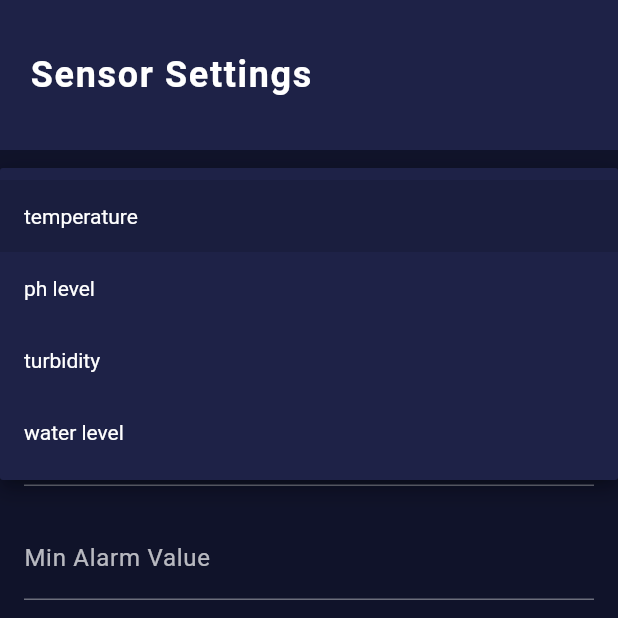
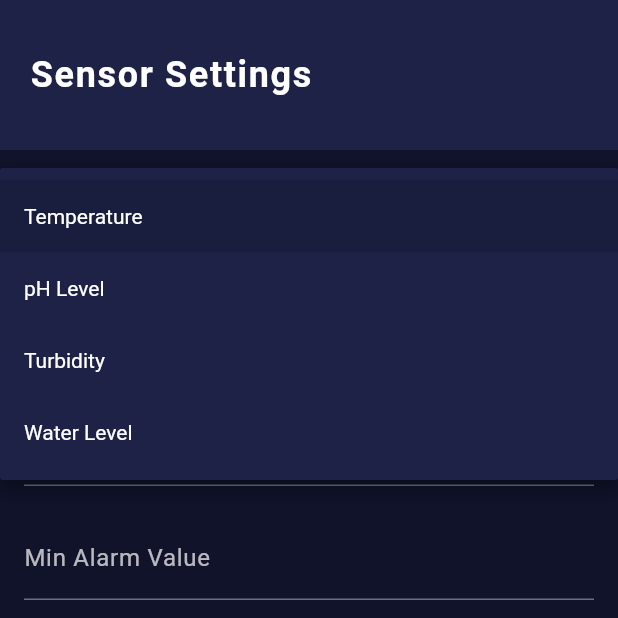
Before and after one commit to sudheera2003/water_quality_1, a Flutter app: the screen it shows after launch, item 3 of the bottom bar chosen, after a tap on "Select Sensor", on a phone screen of 412 x 824 dp, the top half of it. Run offline on Flutter 3.47's test engine with Material 3 defaults, Android fonts, the phone set to English and light mode, and no system bars; our stand-ins replace cloud_firestore, firebase_core, syncfusion_flutter_charts, syncfusion_flutter_gauges; accounts and stored records are empty.

Commit message:
dashboard and sensor details update

```diff
--- a/lib/dashboard_page.dart
+++ b/lib/dashboard_page.dart
@@ -1,7 +1,5 @@
-import 'package:firebase_core/firebase_core.dart';
+import 'package:cloud_firestore/cloud_firestore.dart';
 import 'package:flutter/material.dart';
-import 'package:firebase_database/firebase_database.dart';
-import 'package:cloud_firestore/cloud_firestore.dart';
 import 'sensor_detail_page.dart';
 
 class DashboardPage extends StatefulWidget {
@@ -12,7 +10,6 @@ class DashboardPage extends StatefulWidget {
 }
 
 class _DashboardPageState extends State<DashboardPage> {
-  late DatabaseReference _databaseRef;
   final FirebaseFirestore _firestore = FirebaseFirestore.instance;
 
   double _temperature = 0.0;
@@ -21,10 +18,10 @@ class _DashboardPageState extends State<DashboardPage> {
   double _waterLevel = 0.0;
 
   Map<String, Map<String, double>> sensorLimits = {
-    'temperature': {'min': 0, 'max': 50},
-    'ph level': {'min': 0, 'max': 14},
-    'turbidity': {'min': 0, 'max': 100},
-    'water level': {'min': 0, 'max': 200},
+    'temperature': {'min': 0, 'max': 50, 'minAlarm': 0, 'maxAlarm': 50},
+    'ph_level': {'min': 0, 'max': 14, 'minAlarm': 0, 'maxAlarm': 14},
+    'turbidity': {'min': 0, 'max': 100, 'minAlarm': 0, 'maxAlarm': 100},
+    'water_level': {'min': 0, 'max': 200, 'minAlarm': 0, 'maxAlarm': 200},
   };
 
   bool _limitsLoaded = false;
@@ -32,56 +29,58 @@ class _DashboardPageState extends State<DashboardPage> {
   @override
   void initState() {
     super.initState();
-    final app = Firebase.app('myCustomApp');
-    _databaseRef = FirebaseDatabase.instanceFor(app: app).ref();
-
     _fetchSensorLimits().then((_) {
       setState(() {
         _limitsLoaded = true;
       });
     });
-
     _setupRealtimeListener();
   }
 
   Future<void> _fetchSensorLimits() async {
-    final sensors = ['temperature', 'ph level', 'turbidity', 'water level'];
+    try {
+      final sensors = ['temperature', 'ph_level', 'turbidity', 'water_level'];
       for (var sensor in sensors) {
-      final doc = await _firestore.collection('sensorSettings').doc(sensor).get();
+        final doc =
+            await _firestore.collection('sensorSettings').doc(sensor).get();
         if (doc.exists) {
+          print('Fetched $sensor: ${doc.data()}'); // Debug print
           final data = doc.data();
           if (data != null) {
             sensorLimits[sensor] = {
-            'min': (data['min'] ?? 0).toDouble(),
-            'max': (data['max'] ?? 100).toDouble(),
+              'min': (data['min'] as num?)?.toDouble() ?? 0.0,
+              'max': (data['max'] as num?)?.toDouble() ?? 100.0,
+              'minAlarm': (data['minAlarm'] as num?)?.toDouble() ?? 0.0,
+              'maxAlarm': (data['maxAlarm'] as num?)?.toDouble() ?? 100.0,
             };
           }
+        } else {
+          print('Document $sensor does not exist'); // Debug print
         }
+      }
+    } catch (e) {
+      print('Error fetching sensor limits: $e'); // Debug print
     }
   }
 
   void _setupRealtimeListener() {
-    _databaseRef.onValue.listen((DatabaseEvent event) {
-      final data = event.snapshot.value;
-
-      if (data != null && mounted) {
-        Map<dynamic, dynamic> sensorData;
-        if (data is Map) {
-          sensorData = data;
-        } else {
-          debugPrint('Unexpected data format: ${data.runtimeType}');
-          return;
-        }
-
+    _firestore
+        .collection('sensorReadings')
+        .doc('latest')
+        .snapshots()
+        .listen((snapshot) {
+      if (snapshot.exists && mounted) {
+        final data = snapshot.data();
+        if (data != null) {
           setState(() {
-          _temperature = (sensorData['temperature'] ?? 0.0).toDouble();
-          _ph = (sensorData['ph level'] ?? 0.0).toDouble();
-          _turbidity = (sensorData['turbidity'] ?? 0.0).toDouble();
-          _waterLevel = (sensorData['water level'] ?? 0.0).toDouble();
+            // Using the actual field names from your Firestore
+            _temperature = (data['temp'] as num?)?.toDouble() ?? 0.0;
+            _ph = (data['ph'] as num?)?.toDouble() ?? 0.0;
+            _turbidity = (data['turbidity'] as num?)?.toDouble() ?? 0.0;
+            _waterLevel = (data['water_level'] as num?)?.toDouble() ?? 0.0;
           });
         }
-    }, onError: (error) {
-      debugPrint('Error reading data: $error');
+      }
     });
   }
 
@@ -115,9 +114,11 @@ class _DashboardPageState extends State<DashboardPage> {
                       ),
                     ),
                     TextSpan(
-                      text: 'Good',
+                      text: _getOverallStatus(),
                       style: TextStyle(
-                        color: Colors.greenAccent,
+                        color: _getOverallStatus() == 'Good'
+                            ? Colors.greenAccent
+                            : Colors.redAccent,
                         fontSize: 18,
                         fontWeight: FontWeight.bold,
                       ),
@@ -127,17 +128,18 @@ class _DashboardPageState extends State<DashboardPage> {
               ),
             ),
           ),
-
           Expanded(
             child: ListView(
               padding: const EdgeInsets.all(16.0),
               children: [
-                _buildSensorCard('Temperature', _temperature, '°C', 'temperature', Icons.thermostat),
-                _buildSensorCard('pH Level', _ph, '', 'ph level', Icons.science),
-                _buildSensorCard('Turbidity', _turbidity, 'NTU', 'turbidity', Icons.water_drop),
-                _buildSensorCard('Water Level', _waterLevel, 'cm', 'water level', Icons.waves),
-
-                // Warning box
+                _buildSensorCard('Temperature', _temperature, '°C',
+                    'temperature', Icons.thermostat),
+                _buildSensorCard(
+                    'pH Level', _ph, '', 'ph_level', Icons.science),
+                _buildSensorCard('Turbidity', _turbidity, 'NTU', 'turbidity',
+                    Icons.water_drop),
+                _buildSensorCard('Water Level', _waterLevel, 'cm',
+                    'water_level', Icons.waves),
                 Container(
                   padding: const EdgeInsets.all(16.0),
                   margin: const EdgeInsets.only(top: 20),
@@ -148,9 +150,9 @@ class _DashboardPageState extends State<DashboardPage> {
                   ),
                   child: Column(
                     crossAxisAlignment: CrossAxisAlignment.start,
+                    children: const [
+                      Row(
                         children: [
-                      Row(
-                        children: const [
                           Icon(Icons.warning, color: Colors.redAccent),
                           SizedBox(width: 8),
                           Text(
@@ -163,8 +165,8 @@ class _DashboardPageState extends State<DashboardPage> {
                           ),
                         ],
                       ),
-                      const SizedBox(height: 10),
-                      const Text(
+                      SizedBox(height: 10),
+                      Text(
                         '• Keep the sensors clean and free from debris.\n'
                         '• Ensure the device is properly powered and connected.\n'
                         '• Monitor the app for alerts on unsafe water conditions.\n'
@@ -191,14 +193,14 @@ class _DashboardPageState extends State<DashboardPage> {
       height: 100,
       width: double.infinity,
       padding: const EdgeInsets.symmetric(horizontal: 20),
-      decoration: BoxDecoration(
-        color: const Color(0xFF1E2247),
+      decoration: const BoxDecoration(
+        color: Color(0xFF1E2247),
       ),
-      child: SafeArea(
+      child: const SafeArea(
         child: Center(
           child: Text(
             'Sensor Dashboard',
-            style: const TextStyle(
+            style: TextStyle(
               fontSize: 24,
               color: Colors.white,
               fontWeight: FontWeight.w600,
@@ -210,9 +212,22 @@ class _DashboardPageState extends State<DashboardPage> {
     );
   }
 
-  Widget _buildSensorCard(String title, double value, String unit, String dataKey, IconData icon) {
-    final min = sensorLimits[dataKey]?['min'] ?? 0;
-    final max = sensorLimits[dataKey]?['max'] ?? 100;
+  Widget _buildSensorCard(
+      String title, double value, String unit, String dataKey, IconData icon) {
+    // Map dashboard IDs to Firestore field names
+    final firestoreFieldName = {
+          'temperature': 'temp',
+          'ph_level': 'ph',
+          'turbidity': 'turbidity',
+          'water_level': 'water_level',
+        }[dataKey] ??
+        dataKey;
+
+    final limits = sensorLimits[dataKey] ??
+        {'min': 0.0, 'max': 100.0, 'minAlarm': 0.0, 'maxAlarm': 100.0};
+
+    final min = limits['min']!;
+    final max = limits['max']!;
     final normalizedValue = ((value - min) / (max - min)).clamp(0.0, 1.0);
 
     return GestureDetector(
@@ -223,10 +238,11 @@ class _DashboardPageState extends State<DashboardPage> {
             builder: (context) => SensorDetailPage(
               sensorName: title,
               unit: unit,
-              minValue: min,
-              maxValue: max,
-              databaseRef: _databaseRef,
-              dataKey: dataKey,
+              minValue: limits['min']!,
+              maxValue: limits['max']!,
+              minAlarm: limits['minAlarm']!,
+              maxAlarm: limits['maxAlarm']!,
+              sensorId: firestoreFieldName, // Use the mapped field name
             ),
           ),
         );
@@ -283,8 +299,10 @@ class _DashboardPageState extends State<DashboardPage> {
               Row(
                 mainAxisAlignment: MainAxisAlignment.spaceBetween,
                 children: [
-                  Text('$min$unit', style: const TextStyle(color: Colors.white70)),
-                  Text('$max$unit', style: const TextStyle(color: Colors.white70)),
+                  Text('$min$unit',
+                      style: const TextStyle(color: Colors.white70)),
+                  Text('$max$unit',
+                      style: const TextStyle(color: Colors.white70)),
                 ],
               ),
             ],
@@ -297,4 +315,20 @@ class _DashboardPageState extends State<DashboardPage> {
   Color _getValueColor(double normalizedValue) {
     return Color.lerp(Colors.greenAccent, Colors.redAccent, normalizedValue)!;
   }
+
+  String _getOverallStatus() {
+    final checks = [
+      (_temperature > sensorLimits['temperature']!['minAlarm']! &&
+          _temperature < sensorLimits['temperature']!['maxAlarm']!),
+      (_ph > sensorLimits['ph_level']!['minAlarm']! &&
+          _ph < sensorLimits['ph_level']!['maxAlarm']!),
+      (_turbidity > sensorLimits['turbidity']!['minAlarm']! &&
+          _turbidity < sensorLimits['turbidity']!['maxAlarm']!),
+      (_waterLevel > sensorLimits['water_level']!['minAlarm']! &&
+          _waterLevel < sensorLimits['water_level']!['maxAlarm']!),
+    ];
+
+    final allGood = checks.every((check) => check);
+    return allGood ? 'Good' : 'Alert';
   }
+}
--- a/lib/sensor_settings_page.dart
+++ b/lib/sensor_settings_page.dart
@@ -12,8 +12,14 @@ class _SensorSettingsPageState extends State<SensorSettingsPage> {
   final _formKey = GlobalKey<FormState>();
   final _firestore = FirebaseFirestore.instance;
 
-  final List<String> _sensors = ['temperature', 'ph level', 'turbidity', 'water level'];
-  String? _selectedSensor;
+  final Map<String, String> _sensorMap = {
+    'Temperature': 'temperature',
+    'pH Level': 'ph_level',
+    'Turbidity': 'turbidity',
+    'Water Level': 'water_level',
+  };
+
+  String? _selectedSensorDisplay;
 
   late TextEditingController _minController;
   late TextEditingController _maxController;
@@ -38,8 +44,9 @@ class _SensorSettingsPageState extends State<SensorSettingsPage> {
     super.dispose();
   }
 
-  Future<void> _loadSensorSettings(String sensor) async {
-    final doc = await _firestore.collection('sensorSettings').doc(sensor).get();
+  Future<void> _loadSensorSettings(String displayName) async {
+    final docId = _sensorMap[displayName]!;
+    final doc = await _firestore.collection('sensorSettings').doc(docId).get();
     if (doc.exists) {
       final data = doc.data()!;
       setState(() {
@@ -59,8 +66,9 @@ class _SensorSettingsPageState extends State<SensorSettingsPage> {
   }
 
   Future<void> _saveSensorSettings() async {
-    if (_formKey.currentState!.validate() && _selectedSensor != null) {
-      await _firestore.collection('sensorSettings').doc(_selectedSensor).set({
+    if (_formKey.currentState!.validate() && _selectedSensorDisplay != null) {
+      final docId = _sensorMap[_selectedSensorDisplay]!;
+      await _firestore.collection('sensorSettings').doc(docId).set({
         'min': double.tryParse(_minController.text),
         'max': double.tryParse(_maxController.text),
         'minAlarm': double.tryParse(_minAlarmController.text),
@@ -83,7 +91,8 @@ class _SensorSettingsPageState extends State<SensorSettingsPage> {
       ),
       child: Scaffold(
         backgroundColor: const Color(0xFF10132A),
-        body: Column(
+        body: SingleChildScrollView(
+          child: Column(
             children: [
               _buildHeader('Sensor Settings'),
               Padding(
@@ -94,7 +103,7 @@ class _SensorSettingsPageState extends State<SensorSettingsPage> {
                     shrinkWrap: true,
                     children: [
                       DropdownButtonFormField<String>(
-                      value: _selectedSensor,
+                        value: _selectedSensorDisplay,
                         decoration: const InputDecoration(
                           labelText: 'Select Sensor',
                           labelStyle: TextStyle(color: Colors.white70),
@@ -102,22 +111,23 @@ class _SensorSettingsPageState extends State<SensorSettingsPage> {
                             borderSide: BorderSide(color: Colors.white38),
                           ),
                           focusedBorder: UnderlineInputBorder(
-                          borderSide: BorderSide(color: Color.fromARGB(255, 62, 72, 180)),
+                            borderSide: BorderSide(
+                                color: Color.fromARGB(255, 62, 72, 180)),
                           ),
                         ),
                         dropdownColor: const Color(0xFF1E2247),
                         style: const TextStyle(color: Colors.white),
-                      items: _sensors.map((sensor) {
+                        items: _sensorMap.keys.map((displayName) {
                           return DropdownMenuItem(
-                          value: sensor,
-                          child: Text(sensor),
+                            value: displayName,
+                            child: Text(displayName),
                           );
                         }).toList(),
-                      onChanged: (sensor) {
+                        onChanged: (displayName) {
                           setState(() {
-                          _selectedSensor = sensor;
+                            _selectedSensorDisplay = displayName;
                           });
-                        _loadSensorSettings(sensor!);
+                          _loadSensorSettings(displayName!);
                         },
                         validator: (value) =>
                             value == null ? 'Please select a sensor' : null,
@@ -134,6 +144,7 @@ class _SensorSettingsPageState extends State<SensorSettingsPage> {
                 ),
               ),
             ],
+          ),
         ),
       ),
     );
```
Also changed, not shown: lib/sensor_detail_page.dart (+174 -92 lines), pubspec.lock. Lines whose indentation alone changed are shown as unchanged.
